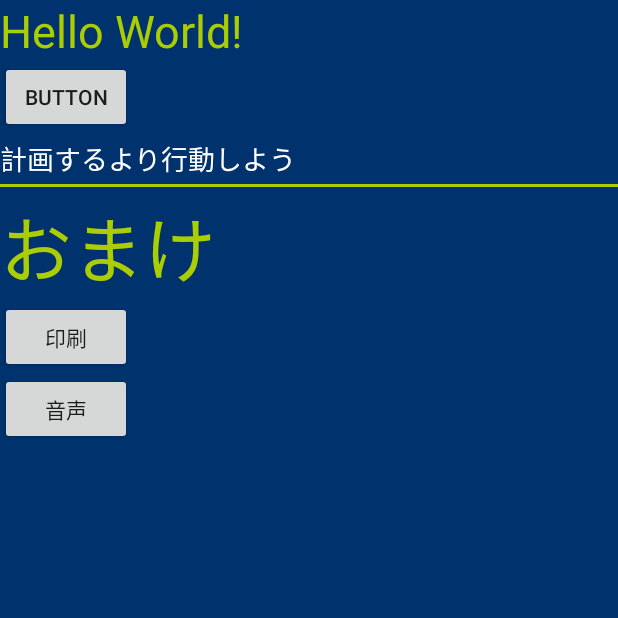
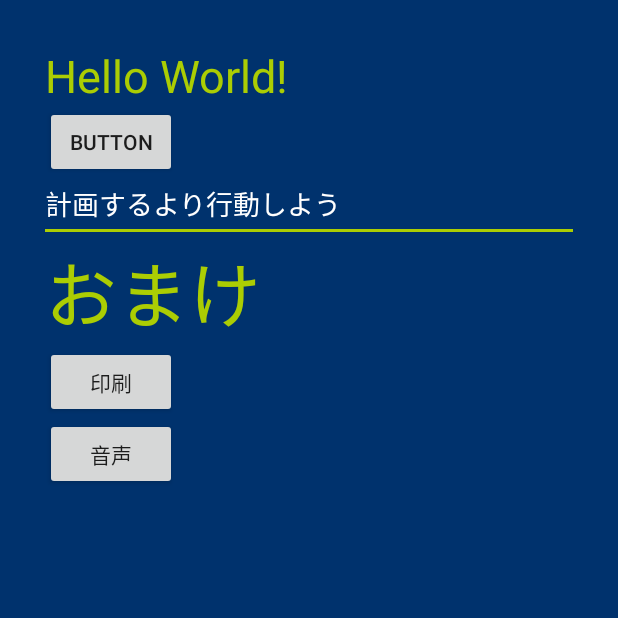
Before and after one commit to yusugiyama/tv, an Android app: the fragment Fragment3 placed in its activity, on a phone screen of 412 x 824 dp, the top half of it. Run offline under Robolectric (Android 15) with nearby library versions, the phone set to English and light mode, and no system bars.

Commit message:
リモコン

```diff
--- a/app/src/main/java/com/example/oremo/tv/FragmentEnum.java
+++ b/app/src/main/java/com/example/oremo/tv/FragmentEnum.java
@@ -8,7 +8,9 @@ import android.support.v4.app.Fragment;
 
 public enum FragmentEnum {
 
-    hyoushi(1, "表紙", new Fragment1());
+    hyoushi(1, "表紙", new Fragment1()),
+    idea(2,"アイディア", new Fragment2()),
+    omake(3, "おまけ", new Fragment3());
 
     private int page;
     private String name;
--- a/app/src/main/java/com/example/oremo/tv/Fragmetn6.java
+++ b/app/src/main/java/com/example/oremo/tv/Fragmetn6.java
@@ -59,7 +59,7 @@ public class Fragmetn6 extends Fragment {
     public View onCreateView(LayoutInflater inflater, ViewGroup container,
                              Bundle savedInstanceState) {
         // Inflate the layout for this fragment
-        return inflater.inflate(R.layout.fragment_fragmet6, container, false);
+        return inflater.inflate(R.layout.fragment_fragment6, container, false);
     }
 
 }
--- a/app/src/main/res/layout/activity_main.xml
+++ b/app/src/main/res/layout/activity_main.xml
@@ -10,6 +10,7 @@
     <LinearLayout
         android:layout_width="wrap_content"
         android:layout_height="wrap_content"
+        android:padding="30dp"
         android:orientation="vertical">
 
         <TextView
--- a/app/src/main/res/layout/fragment_fragment3.xml
+++ b/app/src/main/res/layout/fragment_fragment3.xml
@@ -29,23 +29,24 @@
             android:layout_below="@id/omake"
             android:layout_width="wrap_content"
             android:layout_height="wrap_content"
-            android:text="印刷"
-            android:layout_weight="0.9"/>
+            android:text="印刷" />
 
         <Button android:id="@+id/record"
             android:layout_below="@id/print"
             android:layout_width="wrap_content"
             android:layout_height="wrap_content"
             android:text="音声"
-            android:layout_weight="0.8"
             />
 
         <TextView
+            android:id="@+id/recordText"
             android:layout_below="@id/record"
             android:layout_width="match_parent"
             android:layout_height="wrap_content"
             android:text=""
-            android:layout_weight="1"/>
+            android:textColor="@color/colorGreen"
+            android:textSize="18dp"
+            />
 
     </RelativeLayout>
 
```
Also changed, not shown: app/src/main/java/com/example/oremo/tv/Fragment3.java (+11 -1 lines), app/src/main/java/com/example/oremo/tv/MainActivity.java (+32 -31 lines), app/src/main/res/layout/fragment_fragment6.xml (renamed from app/src/main/res/layout/fragment_fragmet6.xml).
